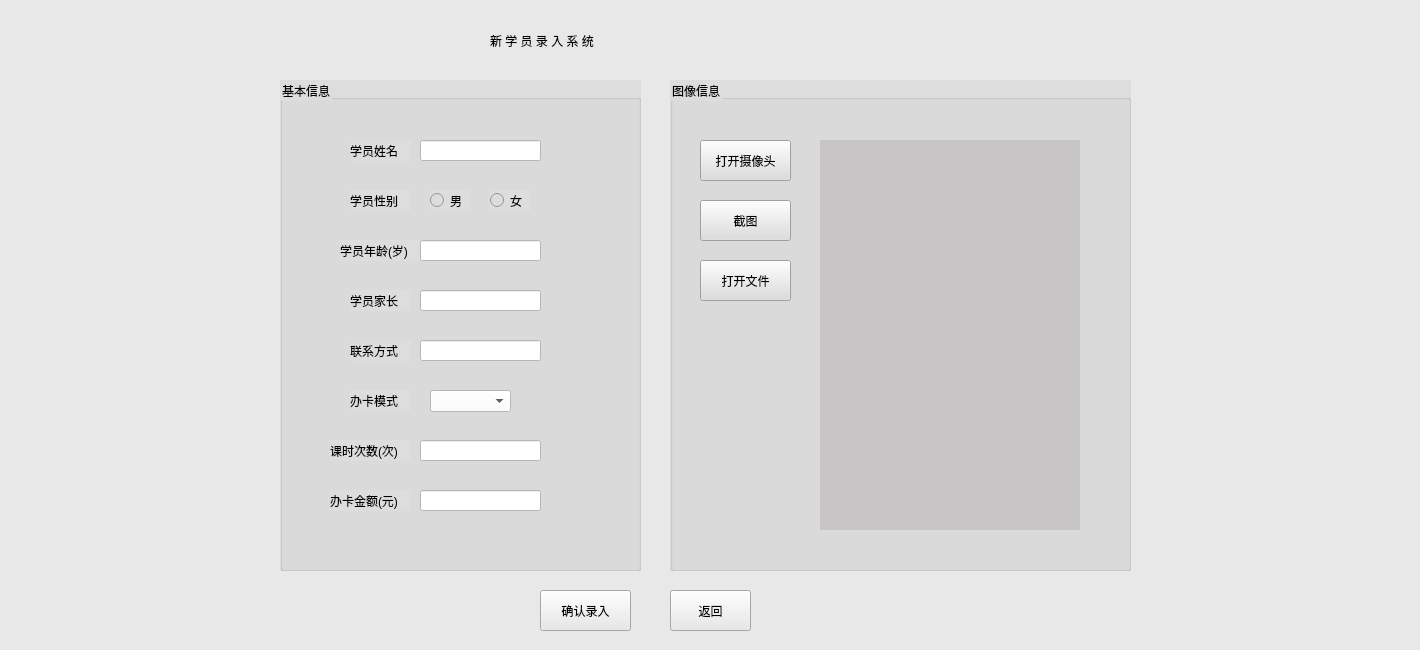
First picture: the form in newMember/NewMember.ui, repository Holy-Shine/Acrotest, before the edit.
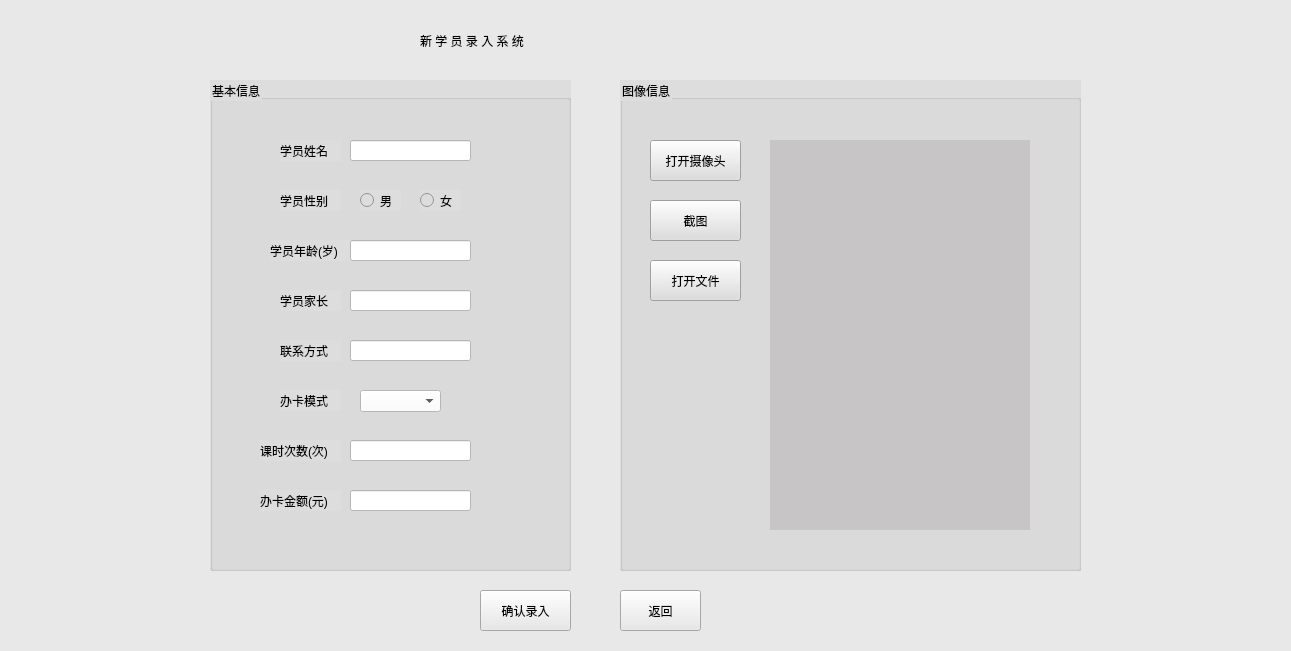
Second picture: the form after the edit.

The edit to the form file:
```diff
--- a/newMember/NewMember.ui
+++ b/newMember/NewMember.ui
@@ -6,8 +6,8 @@
    <rect>
     <x>0</x>
     <y>0</y>
-    <width>1420</width>
-    <height>650</height>
+    <width>1291</width>
+    <height>651</height>
    </rect>
   </property>
   <property name="windowTitle">
@@ -19,7 +19,7 @@
   <widget class="QLabel" name="lb_head">
    <property name="geometry">
     <rect>
-     <x>490</x>
+     <x>420</x>
      <y>20</y>
      <width>401</width>
      <height>41</height>
@@ -35,7 +35,7 @@
   <widget class="QGroupBox" name="groupBox_imageInfo">
    <property name="geometry">
     <rect>
-     <x>670</x>
+     <x>620</x>
      <y>80</y>
      <width>461</width>
      <height>491</height>
@@ -197,7 +197,7 @@
   <widget class="QGroupBox" name="groupBox_BasicInfo">
    <property name="geometry">
     <rect>
-     <x>280</x>
+     <x>210</x>
      <y>80</y>
      <width>361</width>
      <height>491</height>
@@ -461,7 +461,7 @@
   <widget class="QPushButton" name="bt_confrim">
    <property name="geometry">
     <rect>
-     <x>540</x>
+     <x>480</x>
      <y>590</y>
      <width>91</width>
      <height>41</height>
@@ -474,7 +474,7 @@
   <widget class="QPushButton" name="bt_back">
    <property name="geometry">
     <rect>
-     <x>670</x>
+     <x>620</x>
      <y>590</y>
      <width>81</width>
      <height>41</height>
```
